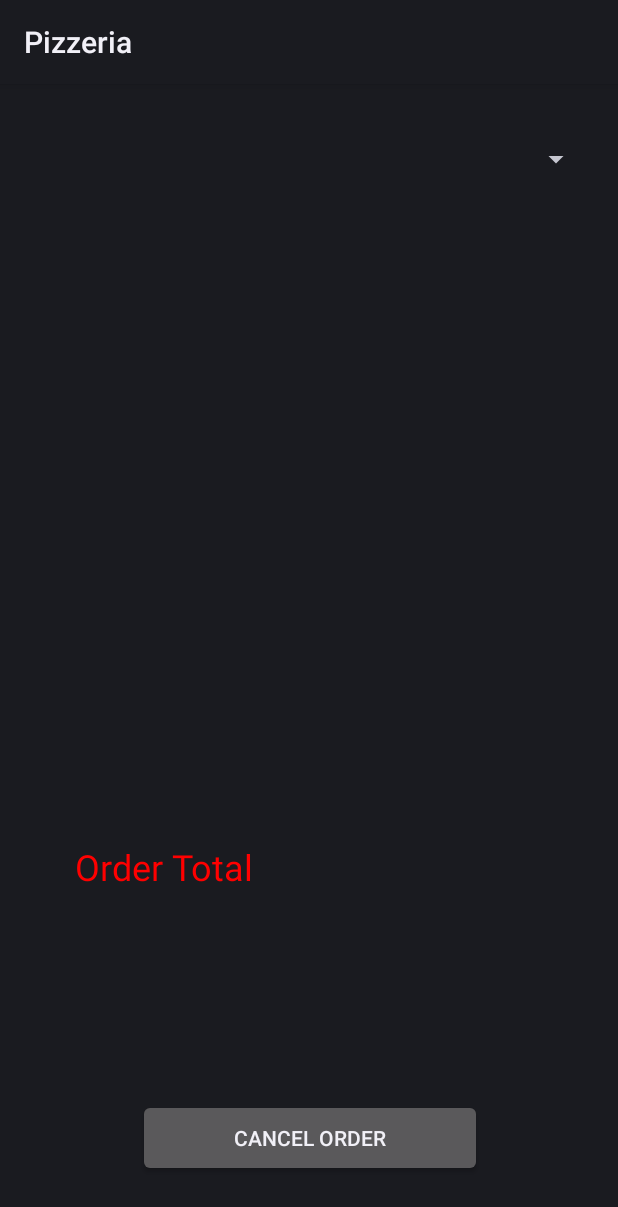
After one commit to Koomawat/Pizza-App, an Android app: the layout store_orders.xml on its own in the app's theme, with its tools: preview values and no code run, on a phone screen of 412 x 824 dp. The commit adds this screen. Shown: the top 1207 px of the screen. Run offline under Robolectric (Android 15) with nearby library versions, the phone set to English and light mode, and no system bars.

Commit message:
store order

```diff
--- a/app/src/main/java/pizzeria/pizza/MainActivity.java
+++ b/app/src/main/java/pizzeria/pizza/MainActivity.java
@@ -50,8 +50,12 @@ public class MainActivity extends AppCompatActivity {
             customerOrder.putExtra("store_order", listOfOrders);
             startActivityForResult(customerOrder, Constants.STORE_ORDER_CODE);
         }
+    }
 
-
+    public void storeOrdersClick(View view) {
+        Intent storeOrders = new Intent(this, StoreOrdersActivity.class);
+        storeOrders.putExtra("store_orders",listOfOrders);
+        startActivityForResult(storeOrders, Constants.STORE_ORDER_CODE);
     }
 
     @Override
--- a/app/src/main/res/layout/activity_main.xml
+++ b/app/src/main/res/layout/activity_main.xml
@@ -27,6 +27,7 @@
         android:id="@+id/store_orders_button"
         android:layout_width="218dp"
         android:layout_height="52dp"
+        android:onClick="storeOrdersClick"
         android:text="@string/store_orders"
         app:layout_constraintBottom_toBottomOf="parent"
         app:layout_constraintEnd_toEndOf="parent"
--- a/app/src/main/res/layout/current_order.xml
+++ b/app/src/main/res/layout/current_order.xml
@@ -74,7 +74,7 @@
         android:id="@+id/subtotal_view"
         android:layout_width="185dp"
         android:layout_height="40dp"
-        android:text="TextView"
+        android:text="@string/empty"
         android:textAlignment="textStart"
         android:textColor="#000000"
         android:textSize="16sp"
@@ -90,7 +90,7 @@
         android:id="@+id/sales_tax_view"
         android:layout_width="185dp"
         android:layout_height="40dp"
-        android:text="TextView"
+        android:text="@string/empty"
         android:textAlignment="textStart"
         android:textColor="#000000"
         android:textSize="16sp"
@@ -106,7 +106,7 @@
         android:id="@+id/order_total_view"
         android:layout_width="185dp"
         android:layout_height="40dp"
-        android:text="TextView"
+        android:text="@string/empty"
         android:textAlignment="textStart"
         android:textColor="#000000"
         android:textSize="16sp"
--- /dev/null
+++ b/app/src/main/res/layout/store_orders.xml
@@ -0,0 +1,70 @@
+<?xml version="1.0" encoding="utf-8"?>
+<androidx.constraintlayout.widget.ConstraintLayout xmlns:android="http://schemas.android.com/apk/res/android"
+    xmlns:app="http://schemas.android.com/apk/res-auto"
+    xmlns:tools="http://schemas.android.com/tools"
+    android:layout_width="match_parent"
+    android:layout_height="match_parent">
+
+    <Button
+        android:id="@+id/cancelButton"
+        android:layout_width="229dp"
+        android:layout_height="52dp"
+        android:onClick="storeOrderClicked"
+        android:text="@string/cancel_order"
+        app:layout_constraintBottom_toBottomOf="parent"
+        app:layout_constraintEnd_toEndOf="parent"
+        app:layout_constraintHorizontal_bias="0.505"
+        app:layout_constraintStart_toStartOf="parent"
+        app:layout_constraintTop_toTopOf="parent"
+        app:layout_constraintVertical_bias="0.945" />
+
+    <ListView
+        android:id="@+id/currentPhoneOrderList"
+        android:layout_width="376dp"
+        android:layout_height="318dp"
+        android:layout_marginTop="100dp"
+        app:layout_constraintEnd_toEndOf="parent"
+        app:layout_constraintHorizontal_bias="0.514"
+        app:layout_constraintStart_toStartOf="parent"
+        app:layout_constraintTop_toTopOf="parent" />
+
+    <Spinner
+        android:id="@+id/phoneNumsSpinner"
+        android:layout_width="377dp"
+        android:layout_height="73dp"
+        app:layout_constraintBottom_toTopOf="@+id/currentPhoneOrderList"
+        app:layout_constraintEnd_toEndOf="parent"
+        app:layout_constraintStart_toStartOf="parent"
+        app:layout_constraintTop_toTopOf="parent"
+        tools:ignore="SpeakableTextPresentCheck" />
+
+    <TextView
+        android:id="@+id/orderPriceView"
+        android:layout_width="189dp"
+        android:layout_height="66dp"
+        android:text="@string/empty"
+        android:textAlignment="viewStart"
+        android:textSize="24sp"
+        app:layout_constraintBottom_toTopOf="@+id/cancelButton"
+        app:layout_constraintEnd_toEndOf="parent"
+        app:layout_constraintHorizontal_bias="0.923"
+        app:layout_constraintStart_toStartOf="parent"
+        app:layout_constraintTop_toBottomOf="@+id/currentPhoneOrderList"
+        app:layout_constraintVertical_bias="0.444" />
+
+    <TextView
+        android:id="@+id/currentOrderTotal"
+        android:layout_width="159dp"
+        android:layout_height="68dp"
+        android:text="@string/total_price"
+        android:textAlignment="center"
+        android:textColor="#FF0000"
+        android:textSize="24sp"
+        app:layout_constraintBottom_toTopOf="@+id/cancelButton"
+        app:layout_constraintEnd_toStartOf="@+id/orderPriceView"
+        app:layout_constraintHorizontal_bias="0.641"
+        app:layout_constraintStart_toStartOf="parent"
+        app:layout_constraintTop_toBottomOf="@+id/currentPhoneOrderList"
+        app:layout_constraintVertical_bias="0.457" />
+
+</androidx.constraintlayout.widget.ConstraintLayout>
--- a/app/src/main/res/values/strings.xml
+++ b/app/src/main/res/values/strings.xml
@@ -51,4 +51,7 @@
 
     <string name="sub_total">Sub Total</string>
 
+    <string name="cancel_order">Cancel Order</string>
+
+    <string name="empty"> </string>
 </resources>
```
Also changed, not shown: app/src/main/AndroidManifest.xml (+7 -0 lines), app/src/main/java/pizzeria/pizza/StoreOrdersActivity.java (+132 -1 lines).
